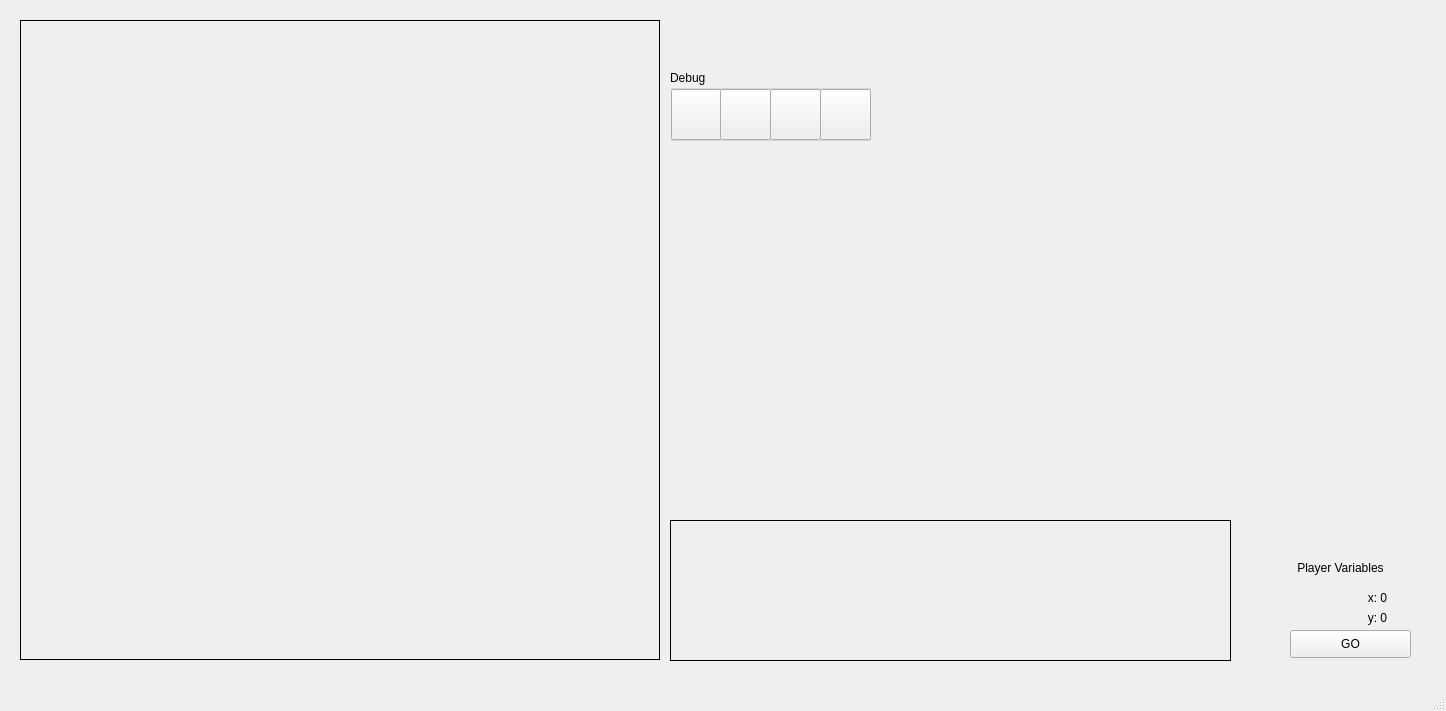
First picture: the form in A9/mainwindow.ui, repository DarkoAdair/Projects, before the edit.
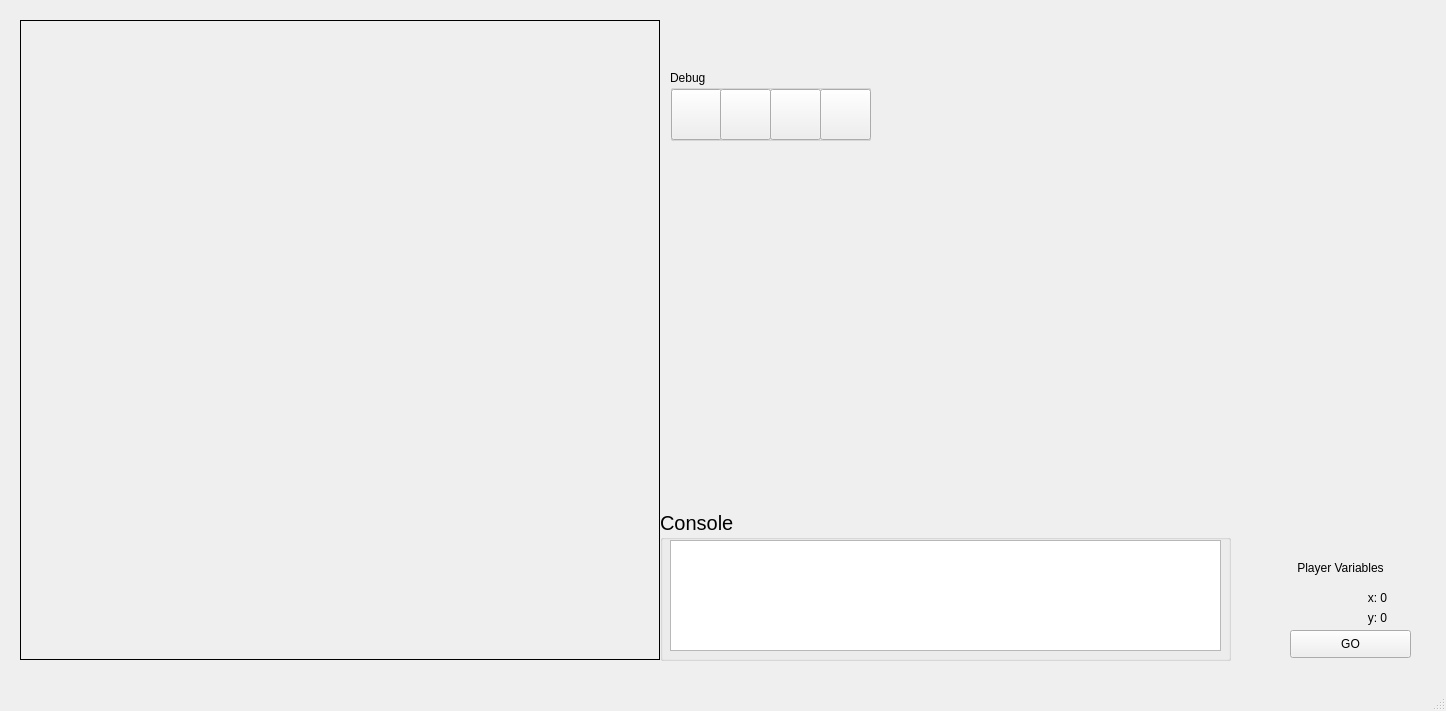
Second picture: the form after the edit. Icons and pictures are not drawn.

Diff of the .ui file:
```diff
--- a/A9/mainwindow.ui
+++ b/A9/mainwindow.ui
@@ -189,28 +189,39 @@
      </property>
     </widget>
    </widget>
-   <widget class="QLabel" name="console">
+   <widget class="QGroupBox" name="groupBox_2">
     <property name="geometry">
      <rect>
-      <x>670</x>
-      <y>520</y>
-      <width>561</width>
-      <height>141</height>
+      <x>660</x>
+      <y>510</y>
+      <width>571</width>
+      <height>151</height>
      </rect>
     </property>
     <property name="font">
      <font>
-      <pointsize>20</pointsize>
-      <weight>75</weight>
-      <bold>true</bold>
+      <pointsize>15</pointsize>
      </font>
     </property>
-    <property name="frameShape">
-     <enum>QFrame::Box</enum>
+    <property name="title">
+     <string>Console</string>
     </property>
-    <property name="text">
-     <string/>
-    </property>
+    <widget class="QTextEdit" name="console">
+     <property name="geometry">
+      <rect>
+       <x>10</x>
+       <y>30</y>
+       <width>551</width>
+       <height>111</height>
+      </rect>
+     </property>
+     <property name="font">
+      <font>
+       <family>Courier</family>
+       <pointsize>14</pointsize>
+      </font>
+     </property>
+    </widget>
    </widget>
    <zorder>goButton</zorder>
    <zorder>playField</zorder>
```
Left out of the diff: 2 changed lines with no effect on the pictures.
